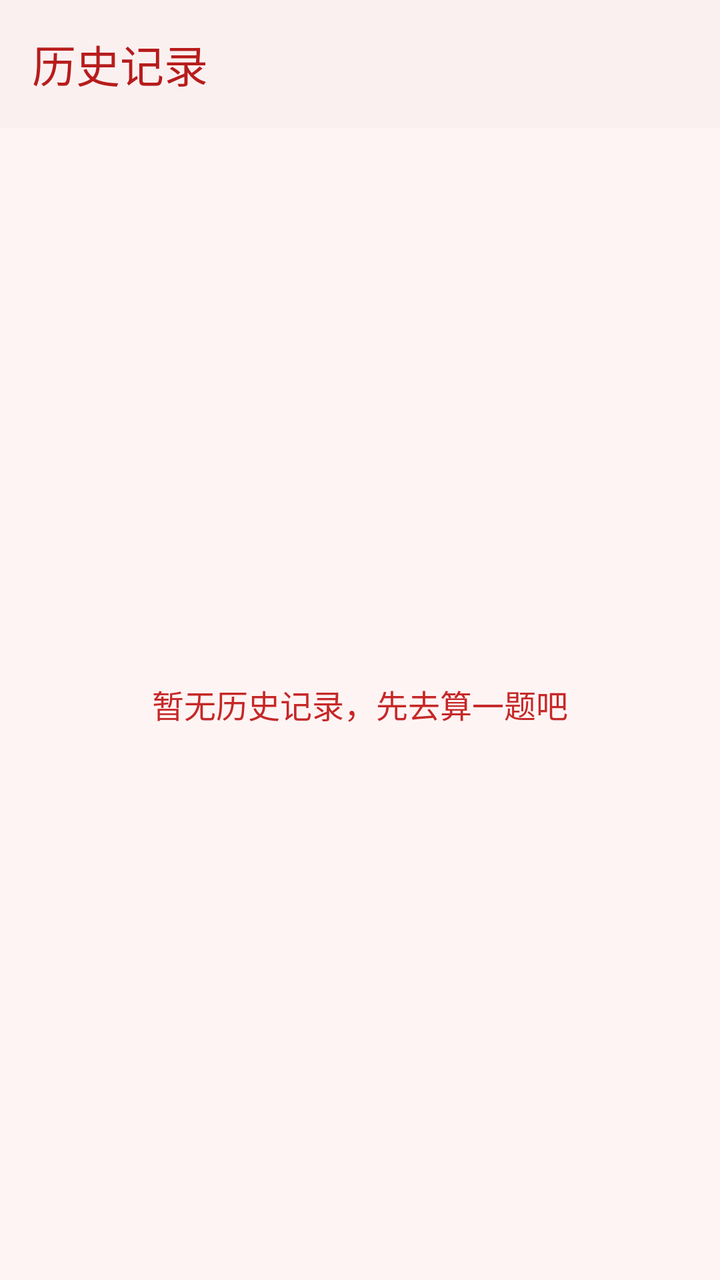
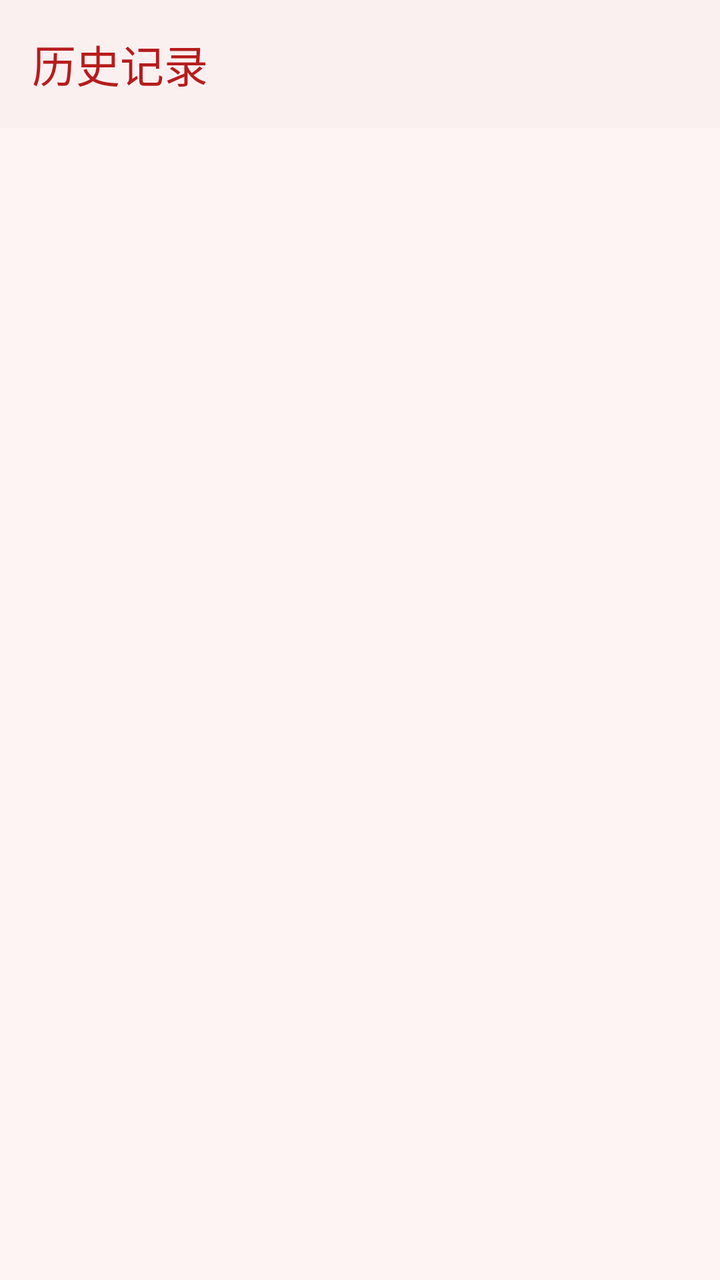

Before-and-after screenshots of an Android layout around one commit, followed by the original layout XML and the change that was made.
<!-- AndroidManifest.xml: application theme Theme.ZhouYongQuan_Calculator -->
<!-- res/layout/activity_history.xml -->
<?xml version="1.0" encoding="utf-8"?>
<LinearLayout xmlns:android="http://schemas.android.com/apk/res/android"
    xmlns:app="http://schemas.android.com/apk/res-auto"
    xmlns:tools="http://schemas.android.com/tools"
    android:id="@+id/historyRoot"
    android:layout_width="match_parent"
    android:layout_height="match_parent"
    android:background="@color/red_surface"
    android:orientation="vertical"
    tools:context=".HistoryActivity">

    <com.google.android.material.appbar.MaterialToolbar
        android:id="@+id/historyToolbar"
        android:layout_width="match_parent"
        android:layout_height="?attr/actionBarSize"
        android:background="@color/white"
        android:elevation="2dp"
        app:title="@string/history_title"
        app:titleTextColor="@color/red_dark" />

    <TextView
        android:layout_width="match_parent"
        android:layout_height="0dp"
        android:layout_weight="1"
        android:gravity="center"
        android:text="@string/empty_history"
        android:textColor="@color/red_text"
        android:textSize="16sp" />
</LinearLayout>
<!-- resources referenced by this layout -->
<resources>
  <color name="red_dark">#FFB71C1C</color>
  <color name="red_surface">#FFFFF4F4</color>
  <color name="red_text">#FFC62828</color>
  <color name="white">#FFFFFFFF</color>
  <string name="empty_history">暂无历史记录，先去算一题吧</string>
  <string name="history_title">历史记录</string>
  <style name="Theme.ZhouYongQuan_Calculator" parent="Base.Theme.ZhouYongQuan_Calculator" />
  <style name="Base.Theme.ZhouYongQuan_Calculator" parent="Theme.Material3.Light.NoActionBar">
          <item name="colorPrimary">@color/red_primary</item>
          <item name="colorOnPrimary">@color/white</item>
          <item name="colorPrimaryContainer">@color/red_surface</item>
          <item name="colorOnPrimaryContainer">@color/red_dark</item>
          <item name="colorSecondary">@color/red_primary</item>
          <item name="colorOnSecondary">@color/white</item>
          <item name="colorSurface">@color/white</item>
          <item name="colorOnSurface">@color/red_dark</item>
          <item name="colorOnSurfaceVariant">@color/red_text</item>
          <item name="colorOutline">@color/red_border</item>
          <item name="android:colorBackground">@color/red_surface</item>
          <item name="actionMenuTextColor">@color/red_dark</item>
      </style>
  <color name="red_primary">#FFD32F2F</color>
  <color name="red_border">#FFEF9A9A</color>
</resources>

<!-- the commit's change to res/layout/activity_history.xml (unified diff, before → after) -->
@@ -18,12 +18,27 @@
         app:title="@string/history_title"
         app:titleTextColor="@color/red_dark" />
 
-    <TextView
+    <FrameLayout
         android:layout_width="match_parent"
         android:layout_height="0dp"
-        android:layout_weight="1"
-        android:gravity="center"
-        android:text="@string/empty_history"
-        android:textColor="@color/red_text"
-        android:textSize="16sp" />
+        android:layout_weight="1">
+
+        <androidx.recyclerview.widget.RecyclerView
+            android:id="@+id/historyList"
+            android:layout_width="match_parent"
+            android:layout_height="match_parent"
+            android:clipToPadding="false"
+            android:paddingTop="6dp"
+            android:paddingBottom="12dp" />
+
+        <TextView
+            android:id="@+id/emptyHistory"
+            android:layout_width="wrap_content"
+            android:layout_height="wrap_content"
+            android:layout_gravity="center"
+            android:text="@string/empty_history"
+            android:textColor="@color/red_text"
+            android:textSize="16sp"
+            android:visibility="gone" />
+    </FrameLayout>
 </LinearLayout>
